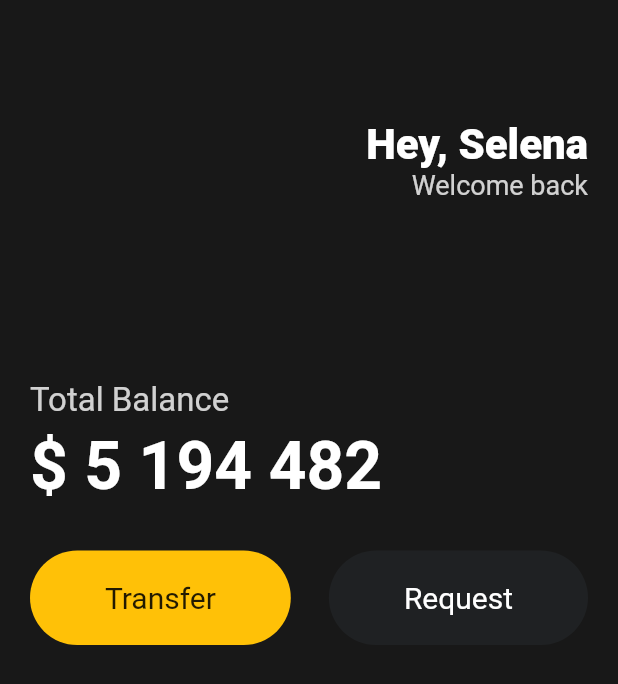
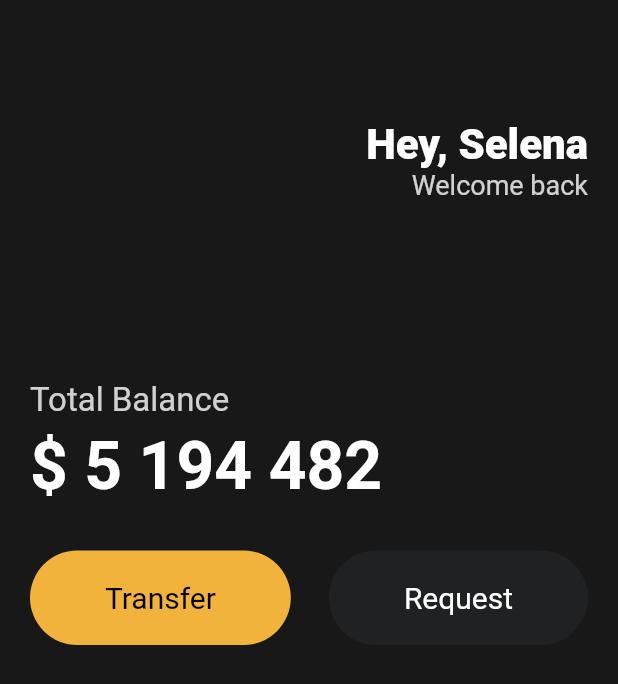
Before and after one commit to kimgeuntae/mobile_wallet, a Flutter app: the screen it shows after launch, on a phone screen of 412 x 824 dp. Shown: the top 684 px of the screen. Run offline on Flutter 3.47's test engine with Material 2 defaults, Android fonts, the phone set to English and light mode, and no system bars.

Commit message:
Ref: Button 클래스화

```diff
--- a/lib/main.dart
+++ b/lib/main.dart
@@ -1,4 +1,5 @@
 import 'package:flutter/material.dart';
+import 'package:mobile_wallet/widgets/button.dart';
 
 void main() {
   runApp(const MyApp());
@@ -75,43 +76,16 @@ class MyApp extends StatelessWidget {
               ),
               Row(
                 mainAxisAlignment: MainAxisAlignment.spaceBetween,
-                children: [
-                  Container(
-                    decoration: BoxDecoration(
-                      color: Colors.amber,
-                      borderRadius: BorderRadius.circular(45),
-                    ),
-                    child: const Padding(
-                      padding: EdgeInsets.symmetric(
-                        vertical: 20,
-                        horizontal: 50,
-                      ),
-                      child: Text(
-                        'Transfer',
-                        style: TextStyle(
-                          fontSize: 20,
-                        ),
-                      ),
-                    ),
+                children: const [
+                  Button(
+                    text: 'Transfer',
+                    backgroundColor: Color(0xFFF1B33B),
+                    textColor: Colors.black,
                   ),
-                  Container(
-                    decoration: BoxDecoration(
-                      color: const Color(0xFF1F2123),
-                      borderRadius: BorderRadius.circular(45),
-                    ),
-                    child: const Padding(
-                      padding: EdgeInsets.symmetric(
-                        vertical: 20,
-                        horizontal: 50,
-                      ),
-                      child: Text(
-                        'Request',
-                        style: TextStyle(
-                          color: Colors.white,
-                          fontSize: 20,
-                        ),
-                      ),
-                    ),
+                  Button(
+                    text: 'Request',
+                    backgroundColor: Color(0xFF1F2123),
+                    textColor: Colors.white,
                   ),
                 ],
               ),
--- /dev/null
+++ b/lib/widgets/button.dart
@@ -0,0 +1,36 @@
+import 'package:flutter/material.dart';
+
+class Button extends StatelessWidget {
+  final String text;
+  final Color backgroundColor;
+  final Color textColor;
+
+  const Button(
+      {super.key,
+      required this.text,
+      required this.backgroundColor,
+      required this.textColor});
+
+  @override
+  Widget build(BuildContext context) {
+    return Container(
+      decoration: BoxDecoration(
+        color: backgroundColor,
+        borderRadius: BorderRadius.circular(45),
+      ),
+      child: Padding(
+        padding: const EdgeInsets.symmetric(
+          vertical: 20,
+          horizontal: 50,
+        ),
+        child: Text(
+          text,
+          style: TextStyle(
+            color: textColor,
+            fontSize: 20,
+          ),
+        ),
+      ),
+    );
+  }
+}
```
